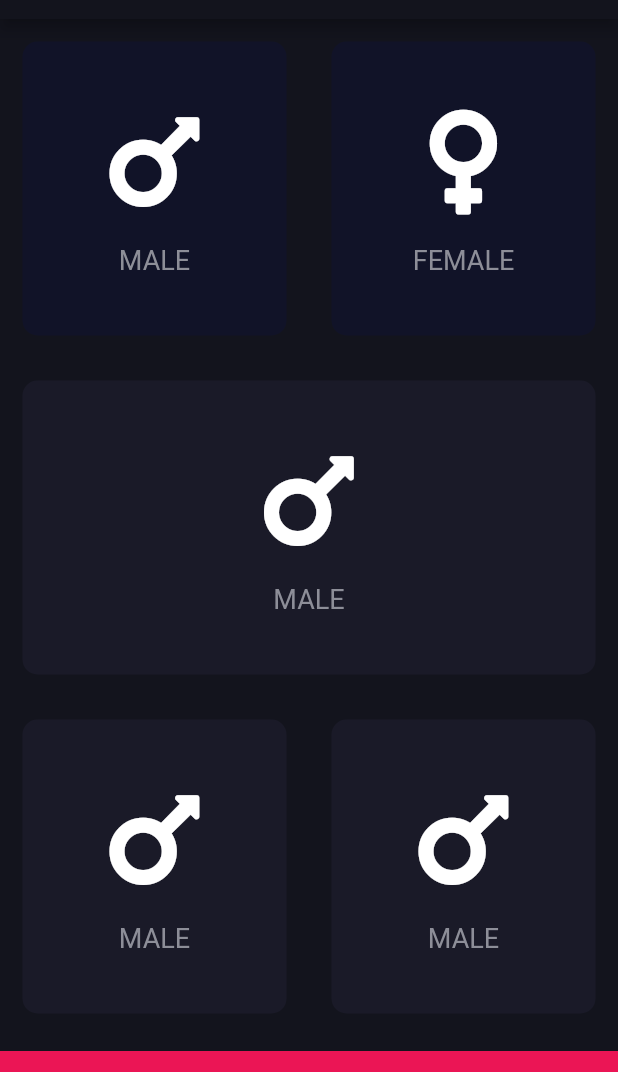
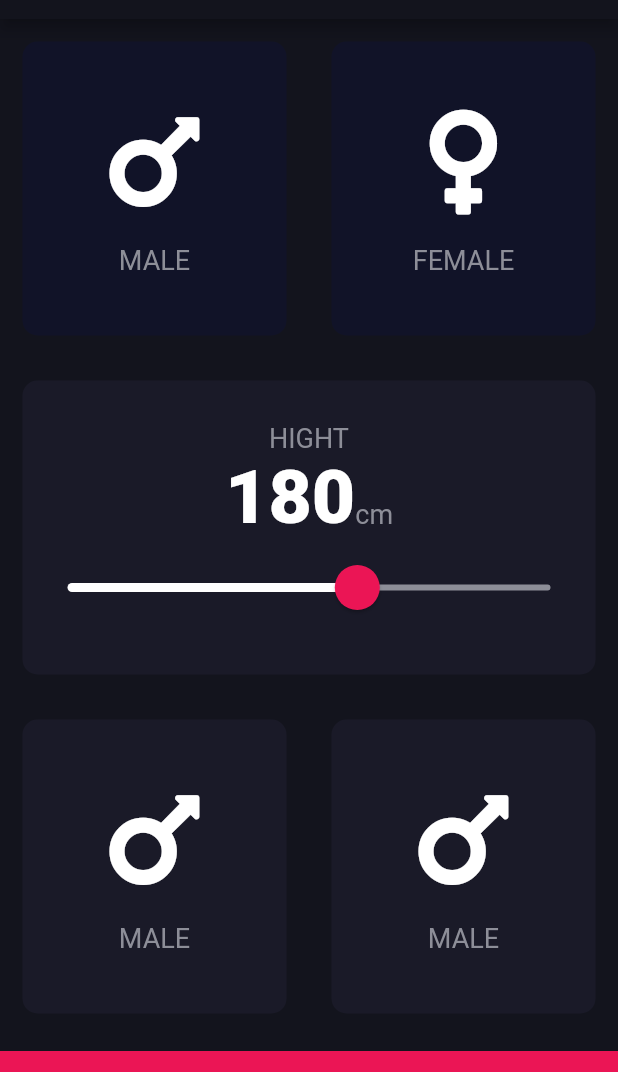
Before and after one commit to AmanGr/BMI-Calculator, a Flutter app: the screen it shows after launch, on a phone screen of 412 x 824 dp, the part 65-1137 px from its top. Run offline on Flutter 3.47's test engine with Material 2 defaults, Android fonts, the phone set to English and light mode, and no system bars; our stand-ins replace font_awesome_flutter.

Commit message:
Slider have been fixed

```diff
--- /dev/null
+++ b/lib/constants.dart
@@ -0,0 +1,16 @@
+import 'package:flutter/material.dart';
+
+const kBottomContainerHeight = 80.0;
+const kActiveCardColor = Color(0xff1A1A28);
+const kInactiveCardColor = Color(0XFF111328);
+const kBottomContainerColor = Color(0XFFEB1555);
+
+const kLabelTextStyle = TextStyle(
+  fontSize: 18.0,
+  color: Color(0XFF8D8E98),
+);
+
+const kNumberTextStyle = TextStyle(
+  fontSize: 50.0,
+  fontWeight: FontWeight.w900,
+);
--- a/lib/icon_content.dart
+++ b/lib/icon_content.dart
@@ -1,9 +1,7 @@
 import 'package:flutter/material.dart';
+import 'constants.dart';
 
-const labelTextStyle = TextStyle(
-  fontSize: 18.0,
-  color: Color(0XFF8D8E98),
-);
+
 
 class IconContent extends StatelessWidget {
   IconContent({required this.icon, required this.label});
@@ -25,7 +23,7 @@ class IconContent extends StatelessWidget {
         ),
         Text(
           label,
-          style: labelTextStyle,
+          style: kLabelTextStyle,
         )
       ],
     );
--- a/lib/input_page.dart
+++ b/lib/input_page.dart
@@ -2,11 +2,7 @@ import 'package:flutter/material.dart';
 import 'package:font_awesome_flutter/font_awesome_flutter.dart';
 import 'icon_content.dart';
 import 'reusable_card.dart';
-
-const bottomContainerHeight = 80.0;
-const activeCardColor = Color(0xff1A1A28);
-const inactiveCardColor = Color(0XFF111328);
-const bottomContainerColor = Color(0XFFEB1555);
+import 'constants.dart';
 
 enum Gender {
   male,
@@ -21,6 +17,7 @@ class InputPage extends StatefulWidget {
 class _InputPageState extends State<InputPage> {
 // Dart Ternary Operator have been used
   Gender? selectedGender;
+  int height = 180;
 
   // Color maleCardColour = inactiveCardColor;
   // Color femaleCardColour = inactiveCardColor;
@@ -64,7 +61,9 @@ class _InputPageState extends State<InputPage> {
                         selectedGender = Gender.male;
                       });
                     },
-                      colour: selectedGender == Gender.male ? activeCardColor : inactiveCardColor,
+                    colour: selectedGender == Gender.male
+                        ? kActiveCardColor
+                        : kInactiveCardColor,
                     cardChild: IconContent(
                       icon: FontAwesomeIcons.mars,
                       label: 'MALE',
@@ -78,7 +77,9 @@ class _InputPageState extends State<InputPage> {
                         selectedGender = Gender.female;
                       });
                     },
-                      colour: selectedGender == Gender.female ? activeCardColor : inactiveCardColor,
+                    colour: selectedGender == Gender.female
+                        ? kActiveCardColor
+                        : kInactiveCardColor,
                     cardChild: IconContent(
                       icon: FontAwesomeIcons.venus,
                       label: 'FEMALE',
@@ -94,10 +95,50 @@ class _InputPageState extends State<InputPage> {
                     selectedGender = Gender.female;
                   });
                 },
-                colour: activeCardColor,
-                cardChild: IconContent(
-                  icon: FontAwesomeIcons.mars,
-                  label: 'MALE',
+                colour: kActiveCardColor,
+                cardChild: Column(
+                  mainAxisAlignment: MainAxisAlignment.center,
+                  children: [
+                    Text(
+                      'HIGHT',
+                      style: kLabelTextStyle,
+                    ),
+                    Row(
+                      mainAxisAlignment: MainAxisAlignment.center,
+                      crossAxisAlignment: CrossAxisAlignment.baseline,
+                      textBaseline: TextBaseline.alphabetic,
+                      children: [
+                        Text(
+                          height.toString(),
+                          style: kNumberTextStyle,
+                        ),
+                        Text(
+                          'cm',
+                          style: kLabelTextStyle,
+                        )
+                      ],
+                    ),
+                    SliderTheme(
+                      data: SliderTheme.of(context).copyWith(
+                        activeTrackColor: Colors.white,
+                        thumbColor: Color(0XFFEB1555),
+                        overlayColor: Color(0X29FFFFFF),
+                        thumbShape: RoundSliderThumbShape(enabledThumbRadius: 15.0),
+                        overlayShape: RoundSliderOverlayShape(overlayRadius: 30.0),
+                      ),
+                      child: Slider(
+                      value: height.toDouble(),
+                      onChanged: (double newValue) {
+                        setState(() {
+                          height = newValue.round();
+                        });
+                      },
+                      min: 120.0,
+                      max: 220.0,
+                      inactiveColor: Color(0XFF8D8E98),
+                    ),
+                    ),
+                  ],
                 ),
               ),
             ),
@@ -111,7 +152,7 @@ class _InputPageState extends State<InputPage> {
                         selectedGender = Gender.female;
                       });
                     },
-                    colour: activeCardColor,
+                    colour: kActiveCardColor,
                     cardChild: IconContent(
                       icon: FontAwesomeIcons.mars,
                       label: 'MALE',
@@ -125,7 +166,7 @@ class _InputPageState extends State<InputPage> {
                         selectedGender = Gender.female;
                       });
                     },
-                    colour: activeCardColor,
+                    colour: kActiveCardColor,
                     cardChild: IconContent(
                       icon: FontAwesomeIcons.mars,
                       label: 'MALE',
@@ -135,10 +176,10 @@ class _InputPageState extends State<InputPage> {
               ],
             )),
             Container(
-              color: bottomContainerColor,
+              color: kBottomContainerColor,
               margin: EdgeInsets.only(top: 10.0),
               width: double.infinity,
-              height: bottomContainerHeight,
+              height: kBottomContainerHeight,
             ),
           ],
         ));
```
Lines whose indentation alone changed are shown as unchanged.
